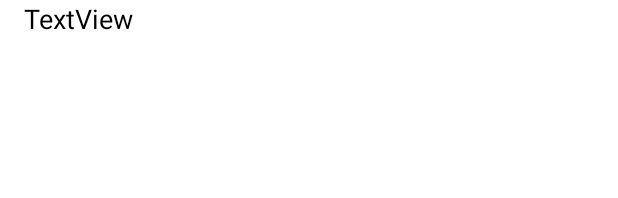
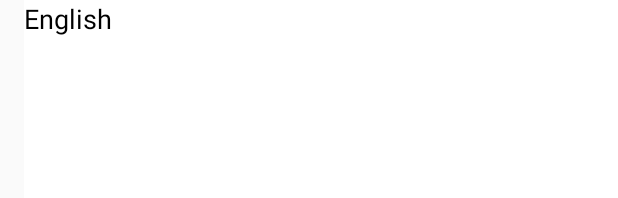
Before and after one commit to shagalalab/constitution-android, an Android app: the layout fragment_article.xml on its own in the app's theme, with its tools: preview values and no code run, on a phone screen of 412 x 824 dp. Shown: the top 198 px of the screen. Run offline under Robolectric (Android 15) with nearby library versions, the phone set to English and light mode, and no system bars.

Commit message:
minor changes

```diff
--- a/app/build.gradle
+++ b/app/build.gradle
@@ -7,7 +7,7 @@ android {
     compileSdkVersion 28
     defaultConfig {
         applicationId "com.shagalalab.constitution"
-        minSdkVersion 21
+        minSdkVersion 19
         targetSdkVersion 28
         versionCode 1
         versionName "1.0"
--- a/app/src/main/res/layout/fragment_article.xml
+++ b/app/src/main/res/layout/fragment_article.xml
@@ -1,18 +1,15 @@
 <?xml version="1.0" encoding="utf-8"?>
-<LinearLayout xmlns:android="http://schemas.android.com/apk/res/android"
+
+<TextView xmlns:android="http://schemas.android.com/apk/res/android"
+    android:id="@+id/textView"
     android:layout_width="match_parent"
     android:layout_height="match_parent"
+    android:layout_marginStart="@dimen/standard_margin"
+    android:layout_weight="1"
     android:background="@color/white"
-    android:orientation="vertical">
-
-    <TextView
-        android:id="@+id/textView"
-        android:layout_width="match_parent"
-        android:layout_height="@dimen/match_constraint"
-        android:scrollbars="vertical"
-        android:textSize="@dimen/title_text_size"
-        android:layout_weight="1"
-        android:layout_marginStart="@dimen/standard_margin"
-        android:textColor="@color/black"
-        android:text="TextView" />
-</LinearLayout>
+    android:clickable="true"
+    android:focusable="true"
+    android:scrollbars="vertical"
+    android:text="@string/lang_en"
+    android:textColor="@color/black"
+    android:textSize="@dimen/title_text_size" />
--- a/app/src/main/res/layout/fragment_chapter.xml
+++ b/app/src/main/res/layout/fragment_chapter.xml
@@ -5,4 +5,6 @@
     android:layout_width="match_parent"
     android:layout_height="match_parent"
     android:background="@color/white"
+    android:clickable="true"
+    android:focusable="true"
     app:layoutManager="androidx.recyclerview.widget.LinearLayoutManager" />
--- a/app/src/main/res/layout/fragment_main.xml
+++ b/app/src/main/res/layout/fragment_main.xml
@@ -2,7 +2,9 @@
 <androidx.constraintlayout.widget.ConstraintLayout xmlns:android="http://schemas.android.com/apk/res/android"
     xmlns:app="http://schemas.android.com/apk/res-auto"
     android:layout_width="match_parent"
-    android:layout_height="match_parent">
+    android:layout_height="match_parent"
+    android:clickable="true"
+    android:focusable="true">
 
     <androidx.constraintlayout.widget.Guideline
         android:id="@+id/line"
--- a/app/src/main/res/layout/fragment_part.xml
+++ b/app/src/main/res/layout/fragment_part.xml
@@ -5,4 +5,6 @@
     android:layout_width="match_parent"
     android:layout_height="match_parent"
     android:background="@color/white"
+    android:clickable="true"
+    android:focusable="true"
     app:layoutManager="androidx.recyclerview.widget.LinearLayoutManager" />
--- a/app/src/main/res/layout/item_view.xml
+++ b/app/src/main/res/layout/item_view.xml
@@ -3,7 +3,7 @@
     xmlns:app="http://schemas.android.com/apk/res-auto"
     android:layout_width="match_parent"
     android:layout_height="wrap_content"
-    android:minHeight="56dp"
+    android:minHeight="@dimen/item_height"
     android:paddingTop="@dimen/small_padding"
     android:paddingBottom="@dimen/small_padding">
 
--- a/app/src/main/res/values/dimens.xml
+++ b/app/src/main/res/values/dimens.xml
@@ -4,7 +4,7 @@
     <dimen name="standard_margin">16dp</dimen>
     <dimen name="big_margin">24dp</dimen>
     <dimen name="text_size">16sp</dimen>
-    <dimen name="item_height">64dp</dimen>
+    <dimen name="item_height">56dp</dimen>
     <dimen name="title_text_size">18sp</dimen>
     <dimen name="match_constraint">0dp</dimen>
     <dimen name="small_padding">8dp</dimen>
```
Also changed, not shown: app/src/main/java/com/shagalalab/constitution/article/ArticleFragment.kt (+2 -15 lines), app/src/main/java/com/shagalalab/constitution/article/ArticleViewModel.kt (+21 -0 lines).
